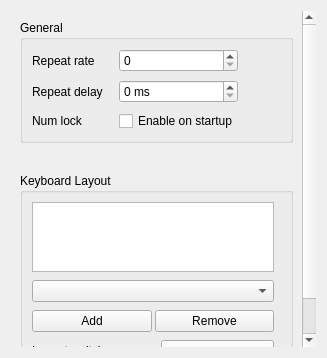
Before: the Qt Designer form src/keyboard.ui in labwc/labwc-tweaks, drawn with Qt 5.
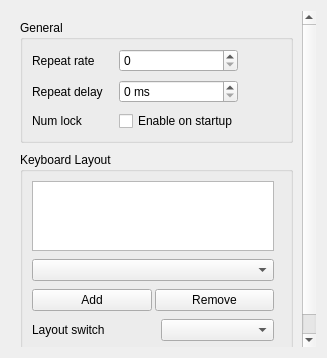
After: the same form once the commit is applied.

```diff
--- a/src/keyboard.ui
+++ b/src/keyboard.ui
@@ -14,7 +14,7 @@
      <widget class="QWidget" name="scrollAreaWidgetContents">
       <layout class="QVBoxLayout" name="main_layout">
        <property name="spacing">
-        <number>30</number>
+        <number>9</number>
        </property>
        <!-- General Settings -->
        <item>
```
